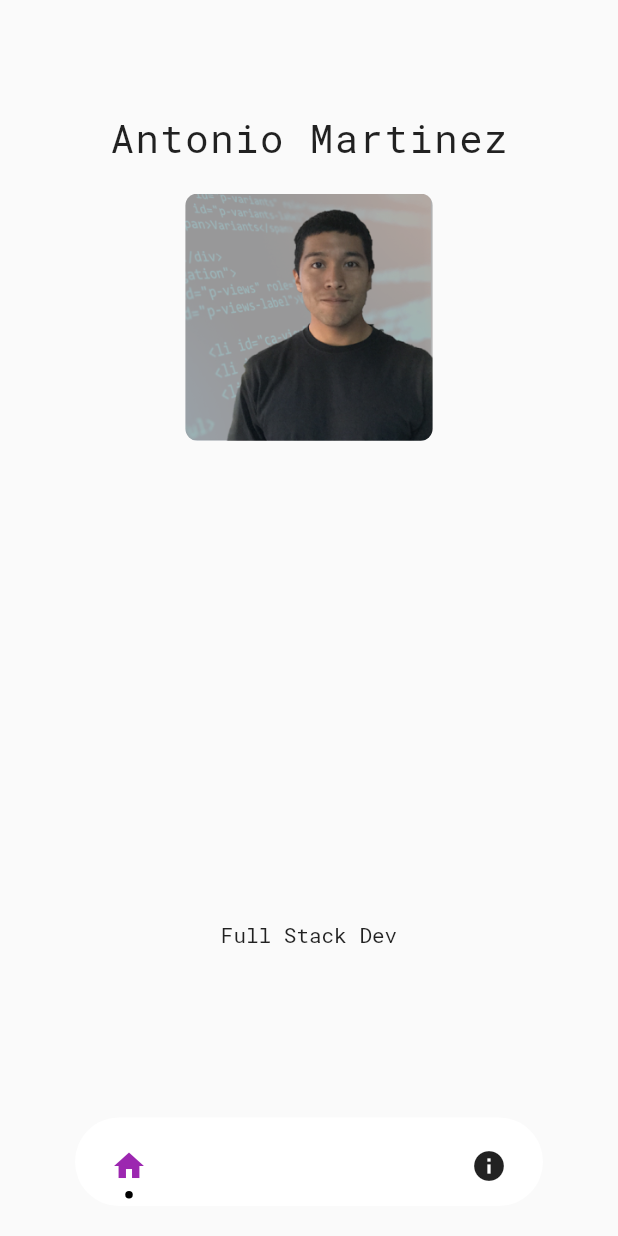
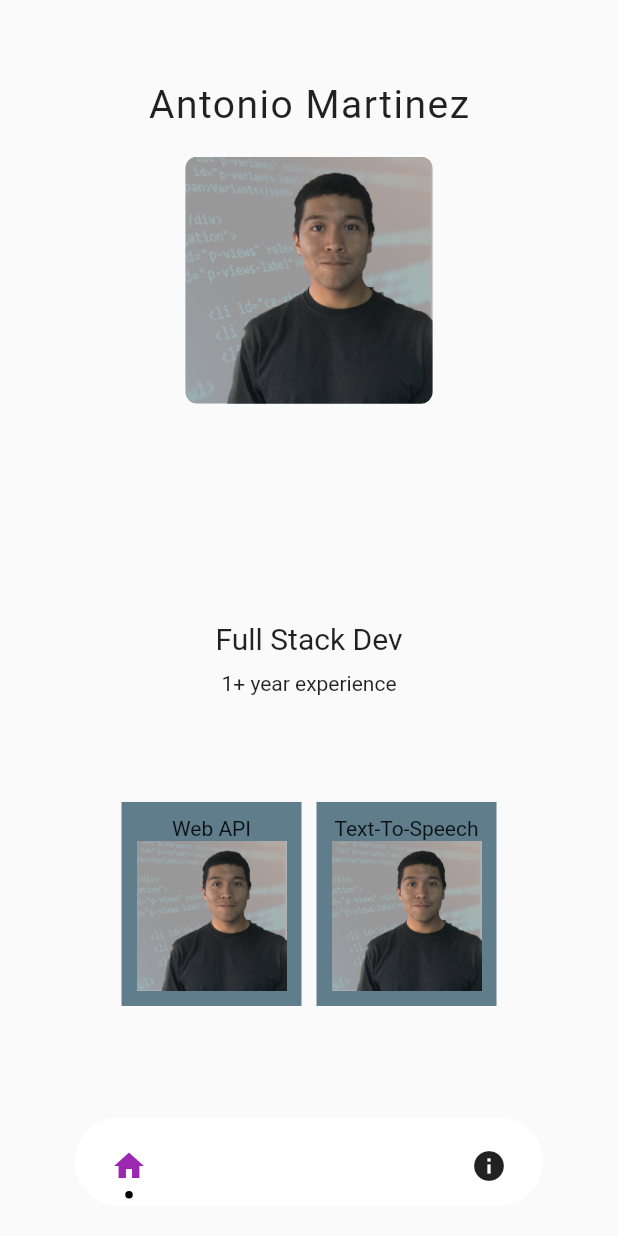
Before and after one commit to op3n-signal/resume, a Flutter app: the screen it shows after launch, on a phone screen of 412 x 824 dp. Run offline on Flutter 3.47's test engine with Material 2 defaults, Android fonts, the phone set to English and light mode, and no system bars; drawn by our look-alikes of dot_navigation_bar; our stand-ins replace get, get_storage; missing offline and left inert: flutter_animator; Roboto replaces fonts that are missing (Trajan Pro).

Commit message:
implementing home page

```diff
--- a/lib/controllers/home_controller.dart
+++ /dev/null
@@ -1,5 +0,0 @@
-import 'package:get/get.dart';
-
-class HomeController extends GetxController {
-  static HomeController get at => Get.find();
-}
--- /dev/null
+++ b/lib/controllers/projects_controller.dart
@@ -0,0 +1,13 @@
+import 'package:flutter/material.dart';
+import 'package:get/get.dart';
+import 'package:portfolio/widget/project.dart';
+
+class ProjectsController extends GetxController {
+  static ProjectsController get at => Get.find();
+
+  List<Widget> projects = [
+    Project('Web API'),
+    SizedBox(width: 10,),
+    Project('Text-To-Speech')
+  ];
+}
--- a/lib/main.dart
+++ b/lib/main.dart
@@ -2,6 +2,7 @@
 import 'package:get/get.dart';
 import 'package:get_storage/get_storage.dart';
 import 'package:portfolio/controllers/auth_controller.dart';
+import 'package:portfolio/controllers/projects_controller.dart';
 import 'package:portfolio/controllers/settings_controller.dart';
 import 'package:portfolio/routes.dart';
 import 'package:portfolio/screens/about_screen.dart';
--- a/lib/screens/home_screen.dart
+++ b/lib/screens/home_screen.dart
@@ -1,7 +1,8 @@
 import 'package:flutter/material.dart';
 import 'package:flutter_animator/flutter_animator.dart';
-import 'package:portfolio/screens/style_data.dart';
+import 'package:portfolio/screens/styles/style_data.dart';
 import 'package:portfolio/widget/navigation.dart';
+import 'package:portfolio/widget/projects.dart';
 
 class HomeScreen extends StatelessWidget {
   const HomeScreen({Key? key}) : super(key: key);
@@ -10,7 +11,7 @@
   Widget build(BuildContext context) {
     return Scaffold(
       body: Column(
-        mainAxisAlignment: MainAxisAlignment.spaceAround,
+        mainAxisAlignment: MainAxisAlignment.spaceEvenly,
         children: [
           Column(
             children: [
@@ -38,16 +39,20 @@
           SizedBox(height: 20,),
           Container(
             alignment: Alignment.center,
-            width: MediaQuery.of(context).size.width * 0.4,
+            height: MediaQuery.of(context).size.width * 0.2,
+            width: MediaQuery.of(context).size.width * 0.5,
             child: ListView(
               shrinkWrap: true,
               children: [
-                Center(child: Text('Full Stack Dev')),
-                Center(child: Text('')),
+                Center(child: Text('Full Stack Dev', style: TextStyle(fontSize: Styles.Regular),)),
+                SizedBox(height: 10,),
+                Center(child: Text('1+ year experience')),
               ],
             ),
-          )
-        ]),
+          ),
+          Projects()
+        ],
+      ),
       bottomNavigationBar: getNavigation(),
       );
   }
--- a/lib/screens/style_data.dart
+++ b/lib/screens/styles/style_data.dart
@@ -1,3 +1,4 @@
 class Styles {
   static const double Heading = 26;
+  static const double Regular = 20;
 }
--- a/lib/widget/project.dart
+++ b/lib/widget/project.dart
@@ -0,0 +1,21 @@
+import 'package:flutter/material.dart';
+
+class Project extends StatelessWidget {
+  const Project(this.title, {Key? key}) : super(key: key);
+
+  final title;
+
+  @override
+  Widget build(BuildContext context) {
+    return Container(
+      color: Colors.blueGrey,
+      padding: EdgeInsets.all(10),
+      child: Column(
+        children: [
+          Text(title),
+          Image.asset('assets/images/unname.jpg', width: 100,)
+        ]
+      ),
+    );
+  }
+}
--- /dev/null
+++ b/lib/widget/projects.dart
@@ -0,0 +1,20 @@
+import 'package:flutter/material.dart';
+import 'package:get/get.dart';
+import 'package:portfolio/controllers/projects_controller.dart';
+import 'package:portfolio/widget/project.dart';
+
+class Projects extends StatelessWidget {
+  const Projects({Key? key}) : super(key: key);
+
+  @override
+  Widget build(BuildContext context) => GetBuilder<ProjectsController>(
+    init: ProjectsController(),
+    id: 'projects',
+    builder: (controller) => Container(
+      child: Row(
+        mainAxisAlignment: MainAxisAlignment.center,
+        children: ProjectsController.at.projects,
+      ),
+    ),
+  );
+}
```
Also changed, not shown: pubspec.yaml (+2 -11 lines).
